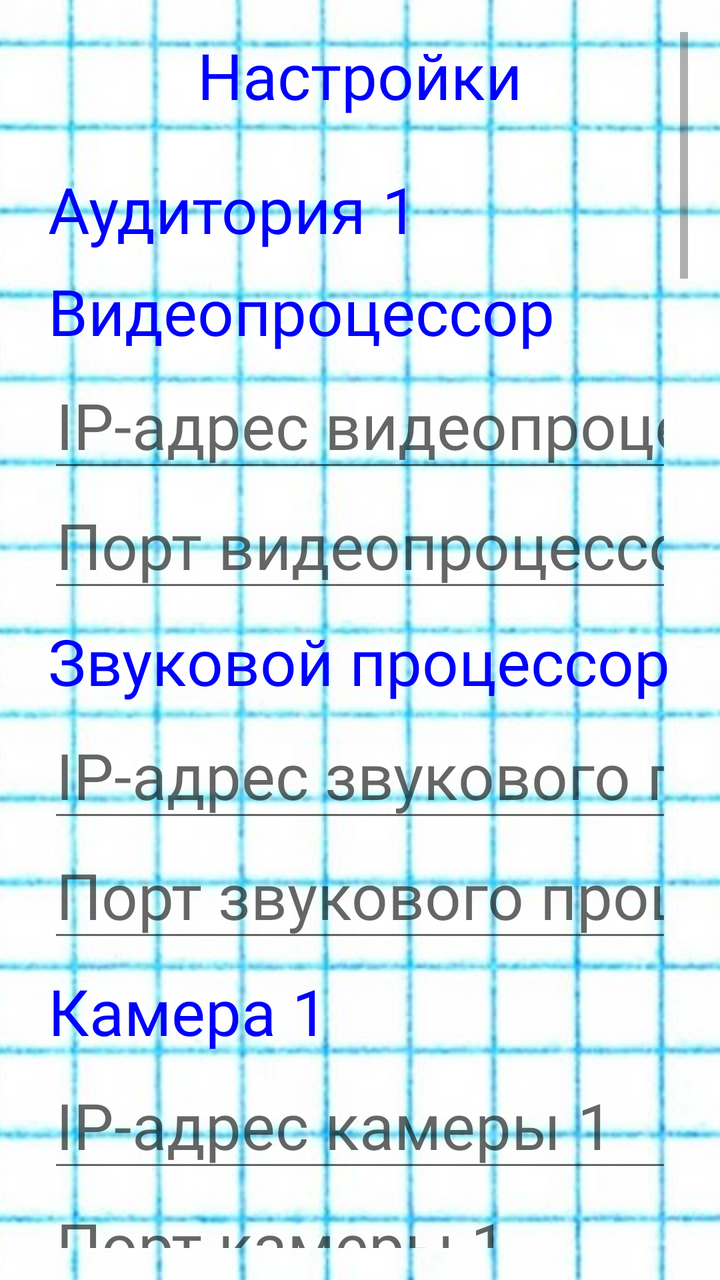
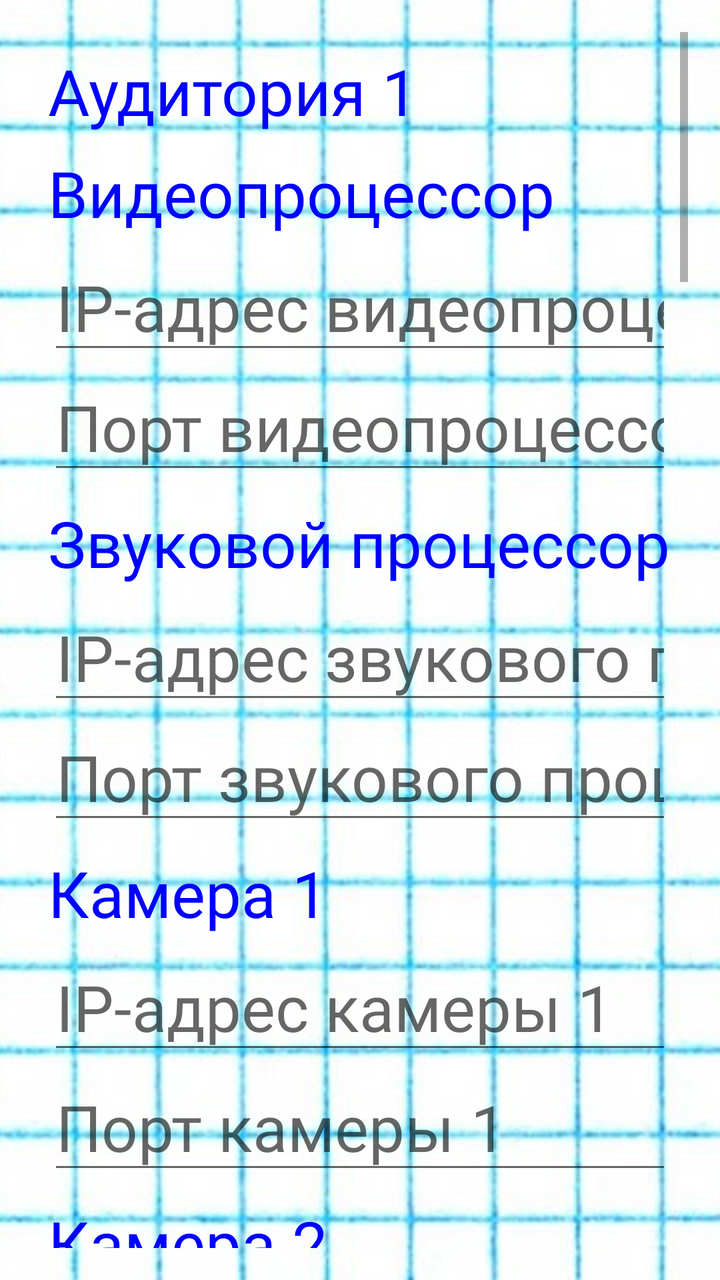

An Android layout rendered at two revisions. The XML below is the earlier revision; the diff shows what the commit changed to produce the second picture.
<!-- AndroidManifest.xml: application theme Theme.AppCompat.Light.DarkActionBar -->
<!-- res/layout/activity_settings.xml -->
<?xml version="1.0" encoding="utf-8"?>
<ScrollView xmlns:android="http://schemas.android.com/apk/res/android"
    android:layout_width="match_parent"
    android:layout_height="match_parent"
    android:padding="16dp"
    android:background="@drawable/background">

    <LinearLayout
        android:layout_width="match_parent"
        android:layout_height="wrap_content"
        android:orientation="vertical">

        
        <TextView
            android:layout_width="wrap_content"
            android:layout_height="wrap_content"
            android:text="Настройки"
            android:textSize="32sp"
            android:textColor="#0000FF"
            android:fontFamily="@font/bohema_pink"
            android:layout_gravity="center_horizontal"
            android:paddingBottom="16dp" />

        
        <include layout="@layout/auditorium_settings_item"
            android:id="@+id/auditorium_1_settings"
            android:layout_width="match_parent"
            android:layout_height="wrap_content"
            android:paddingBottom="16dp" />

        
        <include layout="@layout/auditorium_settings_item"
            android:id="@+id/auditorium_2_settings"
            android:layout_width="match_parent"
            android:layout_height="wrap_content"
            android:paddingBottom="16dp" />

        
        <include layout="@layout/auditorium_settings_item"
            android:id="@+id/auditorium_3_settings"
            android:layout_width="match_parent"
            android:layout_height="wrap_content"
            android:paddingBottom="16dp" />

        
        <include layout="@layout/auditorium_settings_item"
            android:id="@+id/auditorium_4_settings"
            android:layout_width="match_parent"
            android:layout_height="wrap_content"
            android:paddingBottom="16dp" />

        
        <TextView
            android:id="@+id/button_save_settings"
            android:layout_width="wrap_content"
            android:layout_height="wrap_content"
            android:text="Сохранить"
            android:textSize="20sp"
            android:textColor="#0000FF"
            android:fontFamily="@font/bohema_pink"
            android:layout_gravity="center_horizontal"
            android:paddingTop="16dp"
            android:clickable="true"
            android:focusable="true" />
    </LinearLayout>
</ScrollView>
<!-- res/layout/auditorium_settings_item.xml (included above) -->
<?xml version="1.0" encoding="utf-8"?>
<LinearLayout xmlns:android="http://schemas.android.com/apk/res/android"
    android:layout_width="match_parent"
    android:layout_height="wrap_content"
    android:orientation="vertical"
    android:padding="8dp">

    
    <TextView
        android:id="@+id/text_auditorium_name"
        android:layout_width="wrap_content"
        android:layout_height="wrap_content"
        android:text="Аудитория 1"
        android:textSize="32sp"
        android:textColor="#0000FF"
        android:fontFamily="@font/bohema_pink"
        android:paddingBottom="8dp" />

    
    <TextView
        android:layout_width="wrap_content"
        android:layout_height="wrap_content"
        android:text="Видеопроцессор"
        android:textSize="32sp"
        android:textColor="#0000FF"
        android:fontFamily="@font/bohema_pink"
        android:paddingBottom="4dp" />

    <EditText
        android:id="@+id/edit_video_processor_ip"
        android:layout_width="match_parent"
        android:layout_height="wrap_content"
        android:hint="IP-адрес видеопроцессора"
        android:textSize="32sp"
        android:inputType="textUri"
        android:textColor="#0000FF"
        android:fontFamily="@font/bohema_pink" />

    <EditText
        android:id="@+id/edit_video_processor_port"
        android:layout_width="match_parent"
        android:layout_height="wrap_content"
        android:hint="Порт видеопроцессора"
        android:textSize="32sp"
        android:inputType="number"
        android:textColor="#0000FF"
        android:fontFamily="@font/bohema_pink" />

    
    <TextView
        android:layout_width="wrap_content"
        android:layout_height="wrap_content"
        android:text="Звуковой процессор"
        android:textSize="32sp"
        android:textColor="#0000FF"
        android:fontFamily="@font/bohema_pink"
        android:paddingTop="8dp"
        android:paddingBottom="4dp" />

    <EditText
        android:id="@+id/edit_audio_processor_ip"
        android:layout_width="match_parent"
        android:layout_height="wrap_content"
        android:hint="IP-адрес звукового процессора"
        android:textSize="32sp"
        android:inputType="textUri"
        android:textColor="#0000FF"
        android:fontFamily="@font/bohema_pink" />

    <EditText
        android:id="@+id/edit_audio_processor_port"
        android:layout_width="match_parent"
        android:layout_height="wrap_content"
        android:hint="Порт звукового процессора"
        android:textSize="32sp"
        android:inputType="number"
        android:textColor="#0000FF"
        android:fontFamily="@font/bohema_pink" />

    
    <TextView
        android:layout_width="wrap_content"
        android:layout_height="wrap_content"
        android:text="Камера 1"
        android:textSize="32sp"
        android:textColor="#0000FF"
        android:fontFamily="@font/bohema_pink"
        android:paddingTop="8dp"
        android:paddingBottom="4dp" />

    <EditText
        android:id="@+id/edit_camera_1_ip"
        android:layout_width="match_parent"
        android:layout_height="wrap_content"
        android:hint="IP-адрес камеры 1"
        android:textSize="32sp"
        android:inputType="textUri"
        android:textColor="#0000FF"
        android:fontFamily="@font/bohema_pink" />

    <EditText
        android:id="@+id/edit_camera_1_port"
        android:layout_width="match_parent"
        android:layout_height="wrap_content"
        android:hint="Порт камеры 1"
        android:textSize="32sp"
        android:inputType="number"
        android:textColor="#0000FF"
        android:fontFamily="@font/bohema_pink" />

    
    <TextView
        android:layout_width="wrap_content"
        android:layout_height="wrap_content"
        android:text="Камера 2"
        android:textSize="32sp"
        android:textColor="#0000FF"
        android:fontFamily="@font/bohema_pink"
        android:paddingTop="8dp"
        android:paddingBottom="4dp" />

    <EditText
        android:id="@+id/edit_camera_2_ip"
        android:layout_width="match_parent"
        android:layout_height="wrap_content"
        android:hint="IP-адрес камеры 2"
        android:textSize="32sp"
        android:inputType="textUri"
        android:textColor="#0000FF"
        android:fontFamily="@font/bohema_pink" />

    <EditText
        android:id="@+id/edit_camera_2_port"
        android:layout_width="match_parent"
        android:layout_height="wrap_content"
        android:hint="Порт камеры 2"
        android:textSize="32sp"
        android:inputType="number"
        android:textColor="#0000FF"
        android:fontFamily="@font/bohema_pink" />
</LinearLayout>
<!-- resources referenced by this layout -->
<resources>
  <!-- drawable background (drawable) -->
  <bitmap
      xmlns:android="http://schemas.android.com/apk/res/android"
      android:src="@drawable/background_image"
      android:gravity="center"
      android:tileMode="disabled" />
  <!-- drawable background_image: png bitmap (drawable, 322341 bytes) -->
</resources>

<!-- the commit's change to res/layout/activity_settings.xml (unified diff, before → after) -->
@@ -8,18 +8,17 @@
     <LinearLayout
         android:layout_width="match_parent"
         android:layout_height="wrap_content"
-        android:orientation="vertical">
-
-        
-        <TextView
-            android:layout_width="wrap_content"
-            android:layout_height="wrap_content"
-            android:text="Настройки"
-            android:textSize="32sp"
-            android:textColor="#0000FF"
-            android:fontFamily="@font/bohema_pink"
-            android:layout_gravity="center_horizontal"
-            android:paddingBottom="16dp" />
+        android:orientation="vertical"
+        android:background="@drawable/background">
+
+    
+    <LinearLayout
+        android:layout_width="match_parent"
+        android:layout_height="wrap_content"
+        android:orientation="vertical"
+        android:paddingBottom="16dp">
+
+
 
         
         <include layout="@layout/auditorium_settings_item"
@@ -63,6 +62,7 @@
             android:clickable="true"
             android:focusable="true" />
     </LinearLayout>
+    </LinearLayout>
 </ScrollView>
 <!-- res/layout/auditorium_settings_item.xml (included above) -->
 <?xml version="1.0" encoding="utf-8"?>
